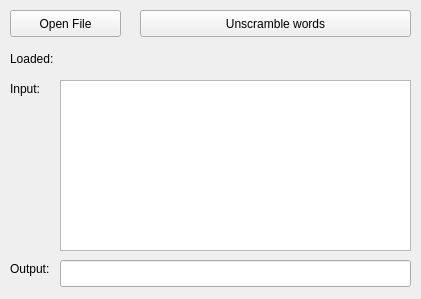
First picture: the form in mainwindow.ui, repository MrBagamen/HackThisSite-Programming-Mission-1, before the edit.
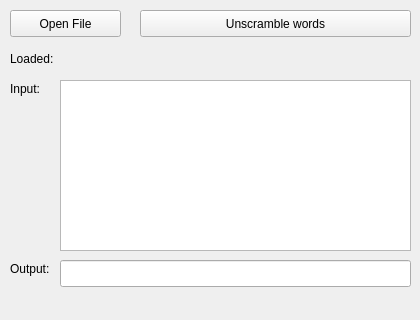
Second picture: the form after the edit.

```diff
--- a/mainwindow.ui
+++ b/mainwindow.ui
@@ -6,10 +6,22 @@
    <rect>
     <x>0</x>
     <y>0</y>
-    <width>421</width>
-    <height>299</height>
+    <width>420</width>
+    <height>320</height>
    </rect>
   </property>
+  <property name="minimumSize">
+   <size>
+    <width>420</width>
+    <height>320</height>
+   </size>
+  </property>
+  <property name="maximumSize">
+   <size>
+    <width>420</width>
+    <height>320</height>
+   </size>
+  </property>
   <property name="windowTitle">
    <string>HackThisSite Programming Mission 1</string>
   </property>
@@ -94,7 +106,7 @@
      <rect>
       <x>10</x>
       <y>50</y>
-      <width>58</width>
+      <width>401</width>
       <height>17</height>
      </rect>
     </property>
```
